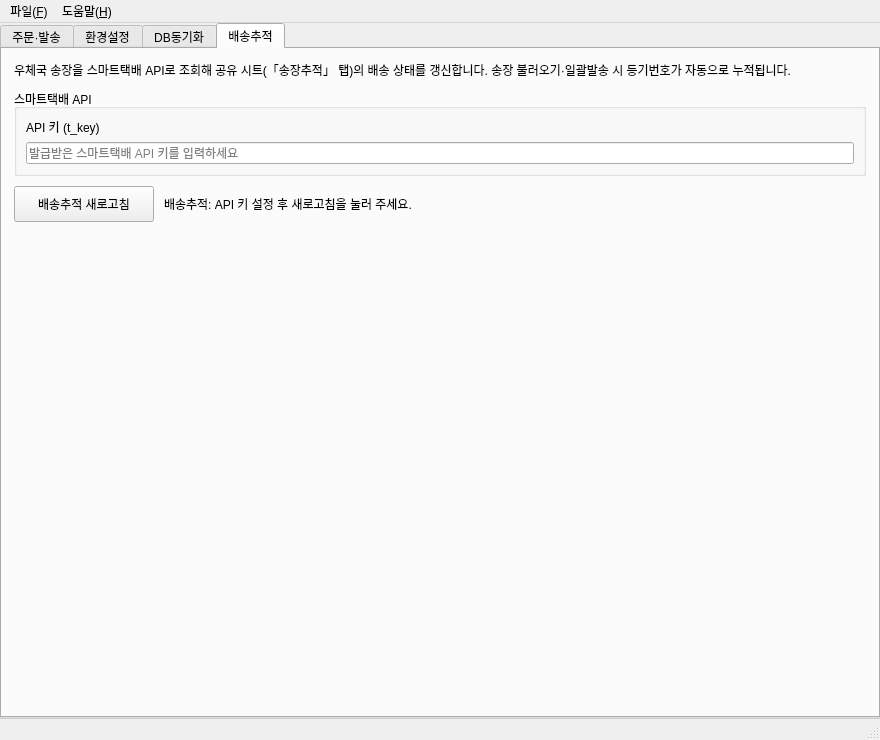
Before: the Qt Designer form ui/main_window.ui in Peanut0711/easy-fulfill, drawn with Qt 5.
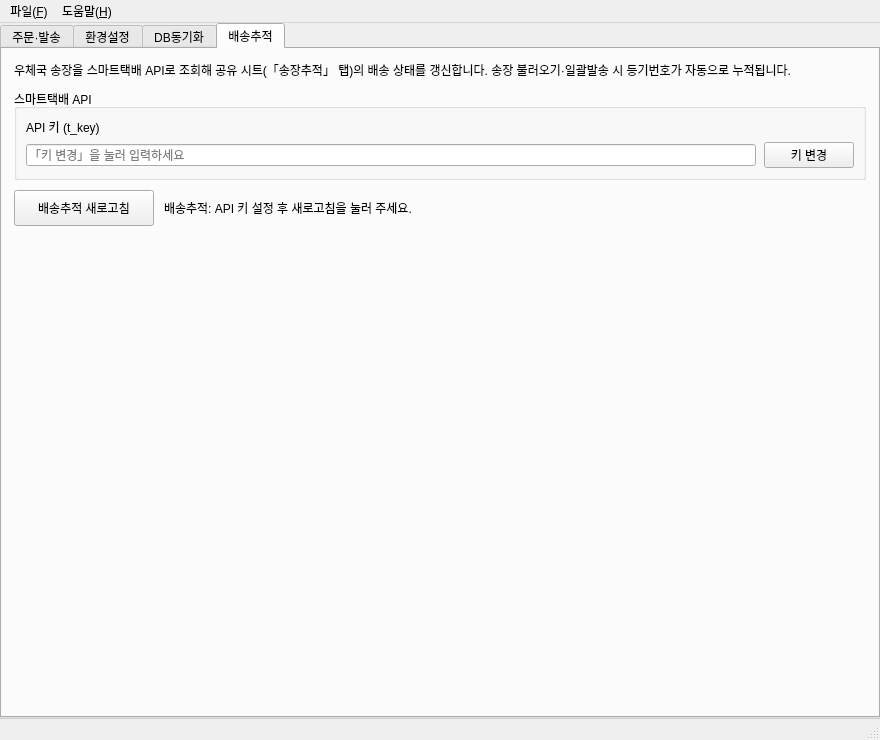
After: the same form once the commit is applied. The open tabs and pages were chosen to show the change.

Commit message:
feat: API 키 실수 방지 — 읽기전용 잠금해제 + 저장 전 유효성 검증
② 읽기전용+잠금해제:
- 키 입력칸 기본 read-only, 「키 변경」→확인창 후에만 편집 가능
- 「저장」 토글로만 커밋(우발적 editingFinished 자동저장 제거)
- 편집 중에는 공유 시트 자동수신이 입력을 덮어쓰지 않도록 가드

① 저장 전 검증:
- smart_tracker.validate_key(companylist)로 유효성 확인
- 유효한 키만 로컬·공유 「설정」 탭에 저장, 무효/오타 키는 거부·미저장
- 우체국 t_code도 companylist에서 자동 확정해 함께 저장

Patch:
```diff
--- a/ui/main_window.ui
+++ b/ui/main_window.ui
@@ -1331,14 +1331,46 @@
             </widget>
            </item>
            <item>
+            <layout class="QHBoxLayout" name="horizontalLayout_key_row">
+             <property name="spacing">
+              <number>8</number>
+             </property>
+             <item>
             <widget class="QLineEdit" name="lineEdit_sweettracker_key">
+               <property name="readOnly">
+                <bool>true</bool>
+               </property>
              <property name="echoMode">
               <enum>QLineEdit::EchoMode::Password</enum>
              </property>
              <property name="placeholderText">
-              <string>발급받은 스마트택배 API 키를 입력하세요</string>
-             </property>
-            </widget>
+                <string>「키 변경」을 눌러 입력하세요</string>
+               </property>
+              </widget>
+             </item>
+             <item>
+              <widget class="QPushButton" name="pushButton_tracking_key_edit">
+               <property name="minimumSize">
+                <size>
+                 <width>90</width>
+                 <height>0</height>
+                </size>
+               </property>
+               <property name="maximumSize">
+                <size>
+                 <width>120</width>
+                 <height>16777215</height>
+                </size>
+               </property>
+               <property name="text">
+                <string>키 변경</string>
+               </property>
+               <property name="toolTip">
+                <string>공유 API 키를 변경합니다. 변경 시 직원 전원에게 적용됩니다.</string>
+               </property>
+              </widget>
+             </item>
+            </layout>
            </item>
           </layout>
          </widget>
```
Lines whose indentation alone changed are shown as unchanged. The commit also changes 2 other files.
